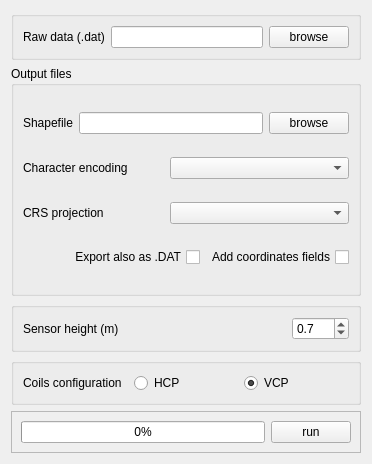
Before: the Qt Designer form ui/ui_EM31Dialog.ui in narimanInrap/AGT, drawn with Qt 5.
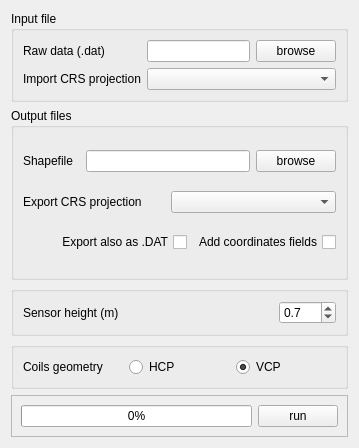
After: the same form once the commit is applied.

```diff
--- a/ui/ui_EM31Dialog.ui
+++ b/ui/ui_EM31Dialog.ui
@@ -6,8 +6,8 @@
    <rect>
     <x>0</x>
     <y>0</y>
-    <width>372</width>
-    <height>464</height>
+    <width>359</width>
+    <height>448</height>
    </rect>
   </property>
   <property name="windowTitle">
@@ -17,24 +17,24 @@
    <item row="0" column="0">
     <widget class="QGroupBox" name="groupBox_3">
      <property name="title">
-      <string/>
+      <string>Input file</string>
      </property>
-     <layout class="QHBoxLayout" name="horizontalLayout_2">
-      <item>
-       <widget class="QLabel" name="label">
+     <layout class="QGridLayout" name="gridLayout">
+      <item row="2" column="0">
+       <widget class="QLabel" name="label_georefscr_3">
         <property name="text">
-         <string>Raw data (.dat)</string>
+         <string>Import CRS projection</string>
         </property>
        </widget>
       </item>
-      <item>
+      <item row="1" column="1">
        <widget class="QLineEdit" name="inFileLine">
         <property name="locale">
          <locale language="English" country="UnitedStates"/>
         </property>
        </widget>
       </item>
-      <item>
+      <item row="1" column="2">
        <widget class="QPushButton" name="ButtonBrowse">
         <property name="sizePolicy">
          <sizepolicy hsizetype="Fixed" vsizetype="Fixed">
@@ -50,6 +50,16 @@
         </property>
        </widget>
       </item>
+      <item row="1" column="0">
+       <widget class="QLabel" name="label">
+        <property name="text">
+         <string>Raw data (.dat)</string>
+        </property>
+       </widget>
+      </item>
+      <item row="2" column="1" colspan="2">
+       <widget class="QComboBox" name="comboCRSImport"/>
+      </item>
      </layout>
     </widget>
    </item>
@@ -65,27 +75,21 @@
       <string>Output files</string>
      </property>
      <layout class="QGridLayout" name="gridLayout_2">
-      <item row="1" column="3" colspan="3">
-       <widget class="QComboBox" name="comboEncoding">
-        <property name="sizePolicy">
-         <sizepolicy hsizetype="Expanding" vsizetype="Fixed">
-          <horstretch>0</horstretch>
-          <verstretch>0</verstretch>
-         </sizepolicy>
-        </property>
-        <property name="locale">
-         <locale language="English" country="UnitedStates"/>
+      <item row="0" column="0">
+       <widget class="QLabel" name="outputLabel_2">
+        <property name="text">
+         <string>Shapefile</string>
         </property>
        </widget>
       </item>
-      <item row="2" column="0" colspan="2">
+      <item row="1" column="0" colspan="2">
        <widget class="QLabel" name="label_georefscr_2">
         <property name="text">
-         <string>CRS projection</string>
+         <string>Export CRS projection</string>
         </property>
        </widget>
       </item>
-      <item row="3" column="0" colspan="4">
+      <item row="2" column="0" colspan="4">
        <widget class="QCheckBox" name="datFilechkbox">
         <property name="layoutDirection">
          <enum>Qt::RightToLeft</enum>
@@ -95,7 +99,7 @@
         </property>
        </widget>
       </item>
-      <item row="3" column="4" colspan="2">
+      <item row="2" column="4" colspan="2">
        <widget class="QCheckBox" name="coordFieldschk">
         <property name="layoutDirection">
          <enum>Qt::RightToLeft</enum>
@@ -122,21 +126,7 @@
         </property>
        </widget>
       </item>
-      <item row="0" column="0">
-       <widget class="QLabel" name="outputLabel_2">
-        <property name="text">
-         <string>Shapefile</string>
-        </property>
-       </widget>
-      </item>
-      <item row="1" column="0" colspan="2">
-       <widget class="QLabel" name="label_enconding_2">
-        <property name="text">
-         <string>Character encoding</string>
-        </property>
-       </widget>
-      </item>
-      <item row="2" column="3" colspan="3">
+      <item row="1" column="3" colspan="3">
        <widget class="QComboBox" name="comboCRS">
         <property name="enabled">
          <bool>true</bool>
@@ -166,15 +156,15 @@
      <property name="title">
       <string/>
      </property>
-     <layout class="QHBoxLayout" name="horizontalLayout">
-      <item>
+     <layout class="QGridLayout" name="gridLayout_4">
+      <item row="0" column="0">
        <widget class="QLabel" name="label_3">
         <property name="text">
          <string>Sensor height (m)</string>
         </property>
        </widget>
       </item>
-      <item>
+      <item row="0" column="1">
        <widget class="QDoubleSpinBox" name="heightSpin">
         <property name="sizePolicy">
          <sizepolicy hsizetype="Fixed" vsizetype="Fixed">
@@ -201,15 +191,15 @@
      <property name="title">
       <string/>
      </property>
-     <layout class="QHBoxLayout" name="horizontalLayout_3">
-      <item>
+     <layout class="QGridLayout" name="gridLayout_5">
+      <item row="0" column="0">
        <widget class="QLabel" name="label_4">
         <property name="text">
-         <string>Coils configuration</string>
+         <string>Coils geometry</string>
         </property>
        </widget>
       </item>
-      <item>
+      <item row="0" column="1">
        <widget class="QRadioButton" name="radioButtonHCP">
         <property name="text">
          <string>HCP</string>
@@ -219,7 +209,7 @@
         </property>
        </widget>
       </item>
-      <item>
+      <item row="0" column="2">
        <widget class="QRadioButton" name="radioButtonVCP">
         <property name="text">
          <string>VCP</string>
@@ -240,15 +230,15 @@
      <property name="frameShadow">
       <enum>QFrame::Raised</enum>
      </property>
-     <layout class="QHBoxLayout" name="horizontalLayout_4">
-      <item>
+     <layout class="QGridLayout" name="gridLayout_6">
+      <item row="0" column="0">
        <widget class="QProgressBar" name="progressBar">
         <property name="value">
          <number>0</number>
         </property>
        </widget>
       </item>
-      <item>
+      <item row="0" column="1">
        <widget class="QPushButton" name="runButton">
         <property name="sizePolicy">
          <sizepolicy hsizetype="Fixed" vsizetype="Fixed">
```
